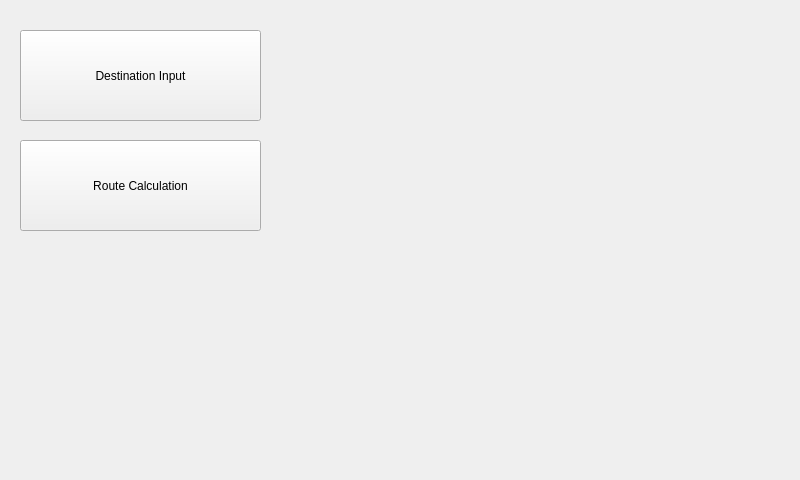
The window that src/hmi/widget.ui (Kayjinke/SmartNav) describes before a commit, drawn with Qt 5.
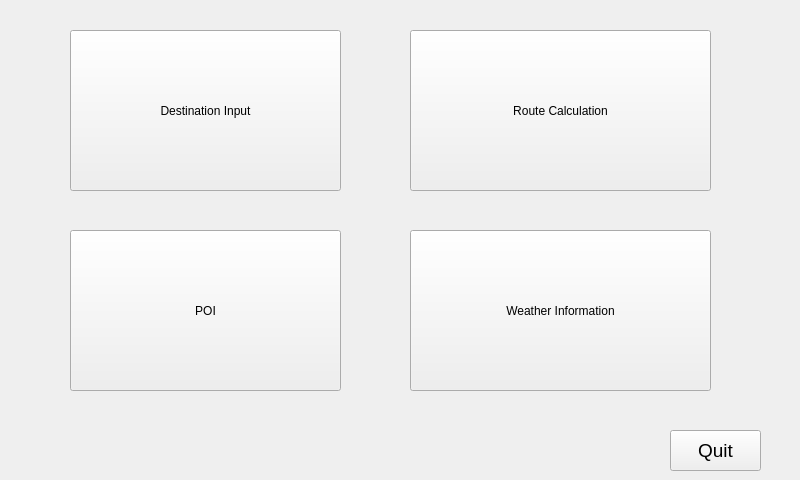
The same window after the commit.

The edit to the form file:
```diff
--- a/src/hmi/widget.ui
+++ b/src/hmi/widget.ui
@@ -16,10 +16,10 @@
   <widget class="QPushButton" name="btn_destinationinput">
    <property name="geometry">
     <rect>
-     <x>20</x>
+     <x>70</x>
      <y>30</y>
-     <width>241</width>
-     <height>91</height>
+     <width>271</width>
+     <height>161</height>
     </rect>
    </property>
    <property name="text">
@@ -29,16 +29,60 @@
   <widget class="QPushButton" name="btn_routecalculation">
    <property name="geometry">
     <rect>
-     <x>20</x>
-     <y>140</y>
-     <width>241</width>
-     <height>91</height>
+     <x>410</x>
+     <y>30</y>
+     <width>301</width>
+     <height>161</height>
     </rect>
    </property>
    <property name="text">
     <string>Route Calculation</string>
    </property>
   </widget>
+  <widget class="QPushButton" name="btn_Quit">
+   <property name="geometry">
+    <rect>
+     <x>670</x>
+     <y>430</y>
+     <width>91</width>
+     <height>41</height>
+    </rect>
+   </property>
+   <property name="font">
+    <font>
+     <pointsize>14</pointsize>
+    </font>
+   </property>
+   <property name="text">
+    <string>Quit</string>
+   </property>
+  </widget>
+  <widget class="QPushButton" name="btn_POI">
+   <property name="geometry">
+    <rect>
+     <x>70</x>
+     <y>230</y>
+     <width>271</width>
+     <height>161</height>
+    </rect>
+   </property>
+   <property name="text">
+    <string>POI</string>
+   </property>
+  </widget>
+  <widget class="QPushButton" name="btn_weather">
+   <property name="geometry">
+    <rect>
+     <x>410</x>
+     <y>230</y>
+     <width>301</width>
+     <height>161</height>
+    </rect>
+   </property>
+   <property name="text">
+    <string>Weather Information</string>
+   </property>
+  </widget>
  </widget>
  <layoutdefault spacing="6" margin="11"/>
  <resources/>
```
